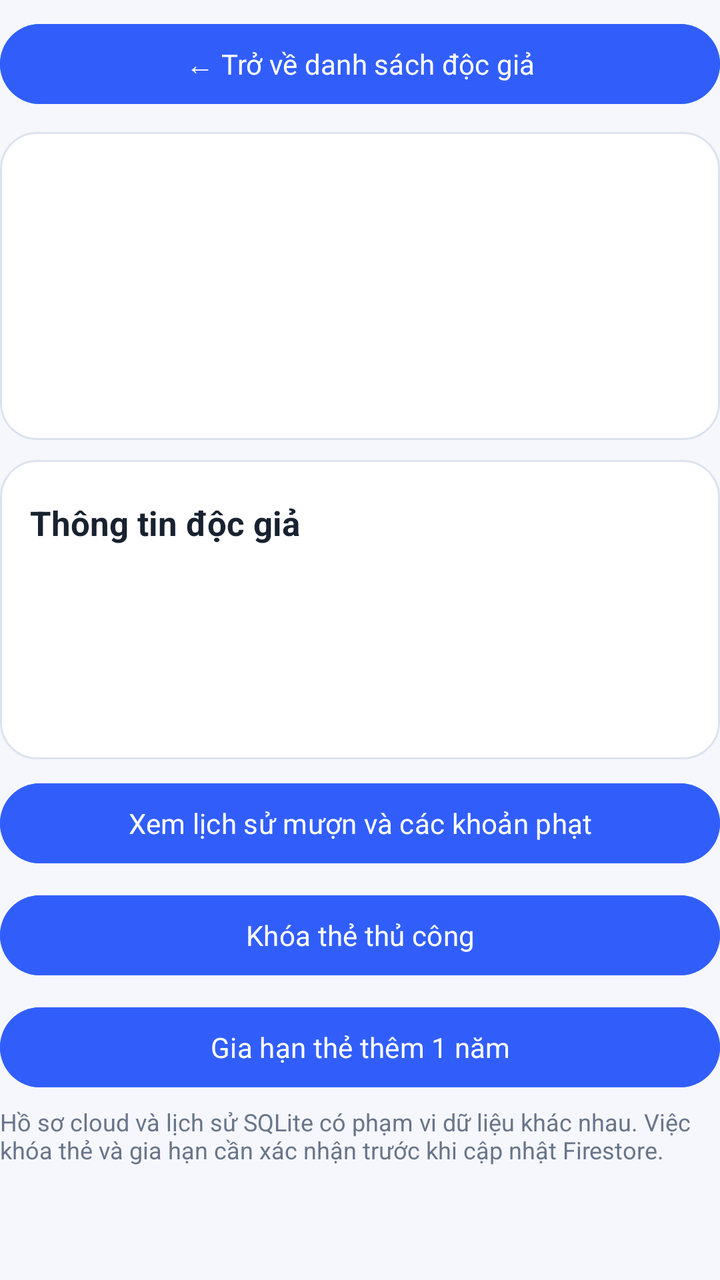
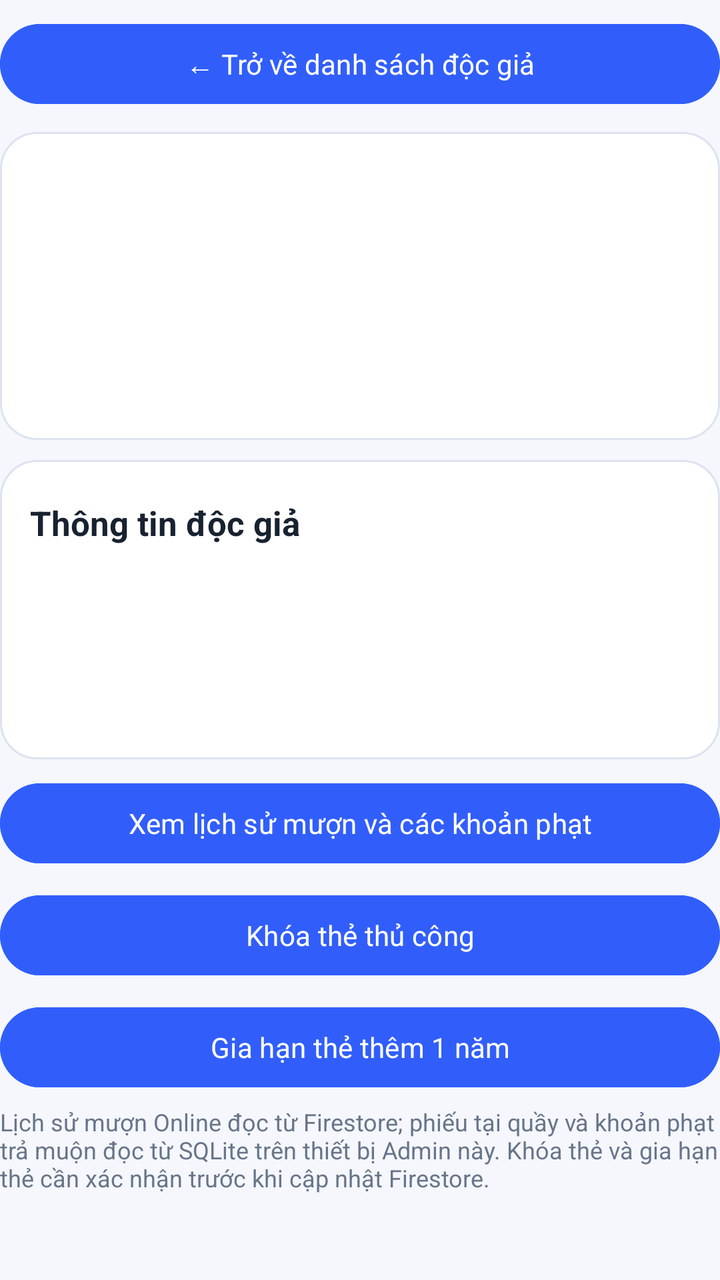

Screens rendered from an Android XML layout before and after an edit, with the pre-edit source and the edit as a unified diff.
<!-- AndroidManifest.xml: application theme Theme.LibraryOnline -->
<!-- res/layout/view_admin_reader_detail.xml -->
<?xml version="1.0" encoding="utf-8"?>
<LinearLayout xmlns:android="http://schemas.android.com/apk/res/android" android:layout_width="match_parent" android:layout_height="wrap_content" android:orientation="vertical">
<Button android:id="@+id/adminReaderDetailBack" android:layout_width="match_parent" android:layout_height="48dp" android:layout_marginTop="8dp" android:backgroundTint="@color/library_blue" android:textColor="@color/white" android:textAllCaps="false" android:text="← Trở về danh sách độc giả" />
<LinearLayout android:layout_width="match_parent" android:layout_height="wrap_content" android:orientation="vertical" android:padding="15dp" android:layout_marginTop="10dp" android:background="@drawable/bg_admin_screen_card"><TextView android:id="@+id/adminReaderDetailName" android:layout_width="match_parent" android:layout_height="wrap_content" android:paddingTop="5dp" android:paddingBottom="5dp" android:textColor="@color/text_primary" android:textSize="21sp" android:textStyle="bold" /><TextView android:id="@+id/adminReaderDetailBarcode" android:layout_width="match_parent" android:layout_height="wrap_content" android:paddingTop="5dp" android:paddingBottom="5dp" android:textColor="@color/text_primary" android:textSize="14sp" android:textStyle="bold" /><TextView android:id="@+id/adminReaderDetailStatus" android:layout_width="match_parent" android:layout_height="wrap_content" android:paddingTop="5dp" android:paddingBottom="5dp" android:textColor="@color/text_primary" android:textSize="14sp" android:textStyle="bold" /><TextView android:id="@+id/adminReaderDetailExpiry" android:layout_width="match_parent" android:layout_height="wrap_content" android:paddingTop="5dp" android:paddingBottom="5dp" android:textColor="@color/text_secondary" android:textSize="13sp" /></LinearLayout>
<LinearLayout android:layout_width="match_parent" android:layout_height="wrap_content" android:orientation="vertical" android:padding="15dp" android:layout_marginTop="10dp" android:background="@drawable/bg_admin_screen_card"><TextView android:id="@+id/adminReaderDetailHeading" android:layout_width="match_parent" android:layout_height="wrap_content" android:paddingTop="5dp" android:paddingBottom="5dp" android:textColor="@color/text_primary" android:textSize="17sp" android:textStyle="bold" android:text="Thông tin độc giả" /><TextView android:id="@+id/adminReaderDetailEmail" android:layout_width="match_parent" android:layout_height="wrap_content" android:paddingTop="5dp" android:paddingBottom="5dp" android:textColor="@color/text_secondary" android:textSize="14sp" /><TextView android:id="@+id/adminReaderDetailPhone" android:layout_width="match_parent" android:layout_height="wrap_content" android:paddingTop="5dp" android:paddingBottom="5dp" android:textColor="@color/text_secondary" android:textSize="14sp" /><TextView android:id="@+id/adminReaderDetailBirth" android:layout_width="match_parent" android:layout_height="wrap_content" android:paddingTop="5dp" android:paddingBottom="5dp" android:textColor="@color/text_secondary" android:textSize="14sp" /></LinearLayout>
<Button android:id="@+id/adminReaderDetailHistory" android:layout_width="match_parent" android:layout_height="48dp" android:layout_marginTop="8dp" android:backgroundTint="@color/library_blue" android:textColor="@color/white" android:textAllCaps="false" android:text="Xem lịch sử mượn và các khoản phạt" />
<Button android:id="@+id/adminReaderDetailLock" android:layout_width="match_parent" android:layout_height="48dp" android:layout_marginTop="8dp" android:backgroundTint="@color/library_blue" android:textColor="@color/white" android:textAllCaps="false" android:text="Khóa thẻ thủ công" />
<Button android:id="@+id/adminReaderDetailRenew" android:layout_width="match_parent" android:layout_height="48dp" android:layout_marginTop="8dp" android:backgroundTint="@color/library_blue" android:textColor="@color/white" android:textAllCaps="false" android:text="Gia hạn thẻ thêm 1 năm" />
<TextView android:id="@+id/adminReaderDetailNote" android:layout_width="match_parent" android:layout_height="wrap_content" android:paddingTop="5dp" android:paddingBottom="5dp" android:textColor="@color/text_secondary" android:textSize="12sp" android:text="Hồ sơ cloud và lịch sử SQLite có phạm vi dữ liệu khác nhau. Việc khóa thẻ và gia hạn cần xác nhận trước khi cập nhật Firestore." /></LinearLayout>
<!-- resources referenced by this layout -->
<resources>
  <color name="library_blue">#315EFB</color>
  <color name="text_primary">@color/library_text</color>
  <color name="text_secondary">@color/library_muted</color>
  <color name="white">#FFFFFFFF</color>
  <!-- drawable bg_admin_screen_card (drawable) -->
  <?xml version="1.0" encoding="utf-8"?>
  <shape xmlns:android="http://schemas.android.com/apk/res/android">
      <solid android:color="@color/library_surface" />
      <corners android:radius="18dp" />
      <stroke android:width="1dp" android:color="@color/admin_screen_border" />
  </shape>
  <style name="Theme.LibraryOnline" parent="Base.Theme.LibraryOnline" />
  <color name="library_text">#182230</color>
  <color name="library_muted">#68758A</color>
  <color name="library_surface">#FFFFFFFF</color>
  <color name="admin_screen_border">@color/border</color>
  <style name="Base.Theme.LibraryOnline" parent="Theme.Material3.Light.NoActionBar">
          <item name="colorPrimary">@color/library_blue</item>
          <item name="colorOnPrimary">@color/white</item>
          <item name="colorSecondary">@color/library_blue</item>
          <item name="colorSurface">@color/surface</item>
          
          <item name="colorSurfaceContainerLowest">@color/surface</item>
          <item name="colorSurfaceContainerLow">@color/surface</item>
          <item name="colorSurfaceContainer">@color/surface</item>
          <item name="colorSurfaceContainerHigh">@color/surface</item>
          <item name="colorSurfaceContainerHighest">@color/surface</item>
          <item name="colorOnSurface">@color/text_primary</item>
          <item name="colorOnSurfaceVariant">@color/text_secondary</item>
          <item name="colorOutline">@color/border</item>
          <item name="android:colorBackground">@color/background</item>
          <item name="android:colorBackgroundFloating">@color/surface</item>
          <item name="android:textColorPrimary">@color/text_primary</item>
          <item name="android:textColorSecondary">@color/text_secondary</item>
          <item name="android:colorAccent">@color/library_blue</item>
          <item name="android:fontFamily">sans-serif</item>
          <item name="android:statusBarColor">@color/background</item>
          <item name="android:navigationBarColor">@color/background</item>
          <item name="android:windowLightStatusBar">true</item>
          <item name="android:windowBackground">@color/background</item>
      </style>
  <color name="border">@color/library_border</color>
  <color name="surface">@color/library_surface</color>
  <color name="background">@color/library_background</color>
  <color name="library_border">#DCE3EF</color>
  <color name="library_background">#F5F7FC</color>
</resources>

<!-- the commit's change to res/layout/view_admin_reader_detail.xml (unified diff, before → after) -->
@@ -6,4 +6,4 @@
 <Button android:id="@+id/adminReaderDetailHistory" android:layout_width="match_parent" android:layout_height="48dp" android:layout_marginTop="8dp" android:backgroundTint="@color/library_blue" android:textColor="@color/white" android:textAllCaps="false" android:text="Xem lịch sử mượn và các khoản phạt" />
 <Button android:id="@+id/adminReaderDetailLock" android:layout_width="match_parent" android:layout_height="48dp" android:layout_marginTop="8dp" android:backgroundTint="@color/library_blue" android:textColor="@color/white" android:textAllCaps="false" android:text="Khóa thẻ thủ công" />
 <Button android:id="@+id/adminReaderDetailRenew" android:layout_width="match_parent" android:layout_height="48dp" android:layout_marginTop="8dp" android:backgroundTint="@color/library_blue" android:textColor="@color/white" android:textAllCaps="false" android:text="Gia hạn thẻ thêm 1 năm" />
-<TextView android:id="@+id/adminReaderDetailNote" android:layout_width="match_parent" android:layout_height="wrap_content" android:paddingTop="5dp" android:paddingBottom="5dp" android:textColor="@color/text_secondary" android:textSize="12sp" android:text="Hồ sơ cloud và lịch sử SQLite có phạm vi dữ liệu khác nhau. Việc khóa thẻ và gia hạn cần xác nhận trước khi cập nhật Firestore." /></LinearLayout>
+<TextView android:id="@+id/adminReaderDetailNote" android:layout_width="match_parent" android:layout_height="wrap_content" android:paddingTop="5dp" android:paddingBottom="5dp" android:textColor="@color/text_secondary" android:textSize="12sp" android:text="Lịch sử mượn Online đọc từ Firestore; phiếu tại quầy và khoản phạt trả muộn đọc từ SQLite trên thiết bị Admin này. Khóa thẻ và gia hạn thẻ cần xác nhận trước khi cập nhật Firestore." /></LinearLayout>
